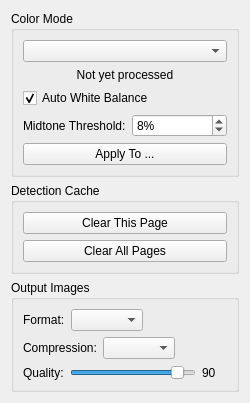
Qt form src/core/filters/finalize/OptionsWidget.ui (abandoned-industries/scantailor-spectre) before a commit.
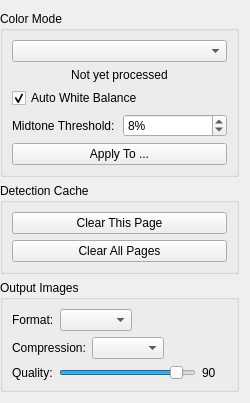
The same form after that commit.

What changed in the file:
```diff
--- a/src/core/filters/finalize/OptionsWidget.ui
+++ b/src/core/filters/finalize/OptionsWidget.ui
@@ -14,6 +14,9 @@
    <string>Finalize</string>
   </property>
   <layout class="QVBoxLayout" name="verticalLayout">
+   <property name="leftMargin">
+    <number>0</number>
+   </property>
    <item>
     <widget class="QGroupBox" name="colorModeGroup">
      <property name="title">
```
